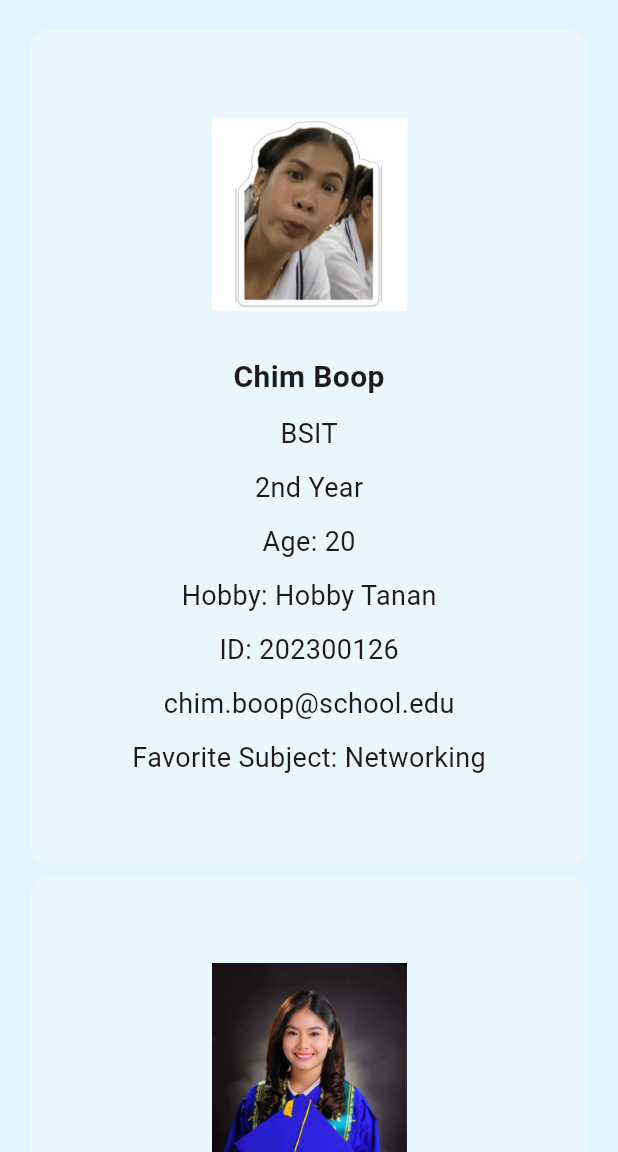
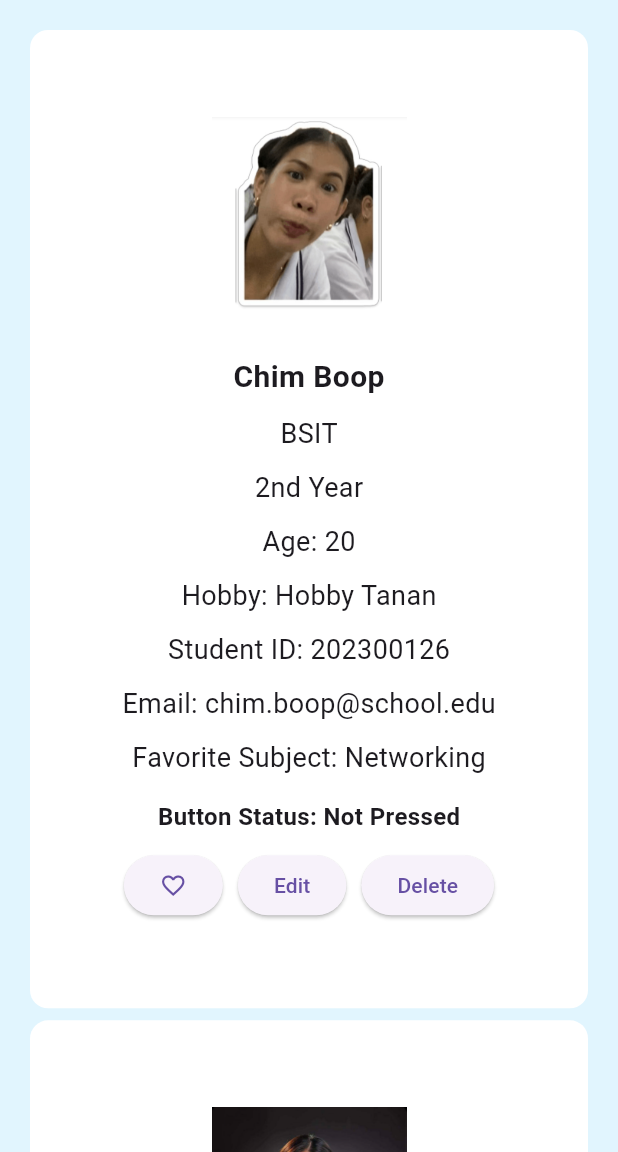
Before and after one commit to MjSyllanto/IT314AB_SYLLANTO, a Flutter app: the screen it shows after launch, on a phone screen of 412 x 824 dp, the part 84-1236 px from its top. Run offline on Flutter 3.47's test engine with Material 3 defaults, Android fonts, the phone set to English and light mode, and no system bars.

Commit message:
feat: System Interactive

```diff
--- a/my_first_flutter_project_emji/lib/main.dart
+++ b/my_first_flutter_project_emji/lib/main.dart
@@ -27,8 +27,10 @@ class Student {
   final String studentId;
   final String email;
   final String favoriteSubject;
+  bool isPressed = false;
+  bool isFavorite = false;
 
-  const Student({
+  Student({
     required this.image,
     required this.name,
     required this.course,
@@ -41,7 +43,7 @@ class Student {
   });
 }
 
-const List<Student> students = [
+List<Student> students = [
   Student(
     image: 'assets/dog.webp',
     name: 'Mary Jocelyn Syllanto',
@@ -110,11 +112,25 @@ const List<Student> students = [
   ),
 ];
 
-final List<Student> sortedStudents = List<Student>.from(students)
+List<Student> sortedStudents = List<Student>.from(students)
   ..sort((a, b) => a.name.compareTo(b.name));
 
-class StudentListPage extends StatelessWidget {
+class StudentListPage extends StatefulWidget {
   const StudentListPage({super.key});
+
+  @override
+  State<StudentListPage> createState() => _StudentListPageState();
+}
+
+class _StudentListPageState extends State<StudentListPage> {
+  void showMessage(String message) {
+    ScaffoldMessenger.of(context).showSnackBar(
+      SnackBar(
+        content: Text(message),
+        duration: const Duration(seconds: 10),
+      ),
+    );
+  }
 
   @override
   Widget build(BuildContext context) {
@@ -127,7 +143,6 @@ class StudentListPage extends StatelessWidget {
           style: TextStyle(color: Colors.white),
         ),
       ),
-
       body: sortedStudents.isEmpty
           ? const Center(
               child: Text(
@@ -145,8 +160,15 @@ class StudentListPage extends StatelessWidget {
               itemBuilder: (context, index) {
                 final student = sortedStudents[index];
 
-                return Card(
-                  color: Colors.white.withOpacity(0.3),
+                return GestureDetector(
+                  onTap: () {
+                    showMessage('Student Card tapped: ${student.name}');
+                    debugPrint('Student Card tapped: ${student.name}');
+                  },
+                  child: Card(
+                    color: student.isFavorite
+                        ? Colors.red[100]
+                        : Colors.white,
                     elevation: 0,
                     child: Padding(
                       padding: const EdgeInsets.all(8),
@@ -165,41 +187,166 @@ class StudentListPage extends StatelessWidget {
                               fontSize: 20,
                               fontWeight: FontWeight.bold,
                             ),
-                        ), // Text
+                          ),
 
                           const SizedBox(height: 10),
 
-                        Text(student.course, style: const TextStyle(fontSize: 18)),
+                          Text(
+                            student.course,
+                            style: const TextStyle(fontSize: 18),
+                          ),
 
                           const SizedBox(height: 10),
 
-                        Text(student.yearLevel, style: const TextStyle(fontSize: 18)),
+                          Text(
+                            student.yearLevel,
+                            style: const TextStyle(fontSize: 18),
+                          ),
 
                           const SizedBox(height: 10),
 
-                        Text('Age: ${student.age}', style: const TextStyle(fontSize: 18)),
+                          Text(
+                            'Age: ${student.age}',
+                            style: const TextStyle(fontSize: 18),
+                          ),
 
                           const SizedBox(height: 10),
 
-                        Text('Hobby: ${student.hobby}', style: const TextStyle(fontSize: 18)),
+                          Text(
+                            'Hobby: ${student.hobby}',
+                            style: const TextStyle(fontSize: 18),
+                          ),
 
                           const SizedBox(height: 10),
 
-                        Text('ID: ${student.studentId}', style: const TextStyle(fontSize: 18)),
+                          Text(
+                            'Student ID: ${student.studentId}',
+                            style: const TextStyle(fontSize: 18),
+                          ),
 
                           const SizedBox(height: 10),
 
-                        Text(student.email, style: const TextStyle(fontSize: 18)),
+                          Text(
+                            'Email: ${student.email}',
+                            style: const TextStyle(fontSize: 18),
+                          ),
 
                           const SizedBox(height: 10),
 
-                        Text('Favorite Subject: ${student.favoriteSubject}', style: const TextStyle(fontSize: 18)),
+                          Text(
+                            'Favorite Subject: ${student.favoriteSubject}',
+                            style: const TextStyle(fontSize: 18),
+                          ),
+
+                          const SizedBox(height: 15),
+
+                          Text(
+                            student.isPressed
+                                ? 'Button Status: Button Pressed'
+                                : 'Button Status: Not Pressed',
+                            style: const TextStyle(
+                              fontSize: 16,
+                              fontWeight: FontWeight.bold,
+                            ),
+                          ),
+
+                          const SizedBox(height: 10),
+
+                          Row(
+                            mainAxisAlignment: MainAxisAlignment.center,
+                            children: [
+                              ElevatedButton(
+                                onPressed: () {
+                                  setState(() {
+                                    student.isFavorite = !student.isFavorite;
+                                    student.isPressed = true;
+                                  });
+
+                                  showMessage(
+                                    'Favorite button pressed for ${student.name}',
+                                  );
+
+                                  debugPrint(
+                                    'Favorite button pressed for '
+                                    '${student.name}',
+                                  );
+                                },
+                                child: Icon(
+                                  student.isFavorite
+                                      ? Icons.favorite
+                                      : Icons.favorite_border,
+                                ),
+                              ),
+
+                              const SizedBox(width: 10),
+
+                              ElevatedButton(
+                                onPressed: () {
+                                  setState(() {
+                                    student.isPressed = true;
+                                  });
+
+                                  showMessage(
+                                    'Edit button pressed for ${student.name}',
+                                  );
+
+                                  debugPrint(
+                                    'Edit button pressed for '
+                                    '${student.name}',
+                                  );
+
+                                  showDialog(
+                                    context: context,
+                                    builder: (context) {
+                                      return AlertDialog(
+                                        title: Text(
+                                          'Edit Student ${student.name}',
+                                        ),
+                                        content: const Text(
+                                          'Want to edit something?',
+                                        ),
+                                        actions: [
+                                          TextButton(
+                                            onPressed: () {
+                                              Navigator.pop(context);
+                                            },
+                                            child: const Text('Close'),
+                                          ),
+                                        ],
+                                      );
+                                    },
+                                  );
+                                },
+                                child: const Text('Edit'),
+                              ),
+
+                              const SizedBox(width: 10),
+
+                              ElevatedButton(
+                                onPressed: () {
+                                  showMessage(
+                                    'Deleted student: ${student.name}',
+                                  );
+
+                                  debugPrint(
+                                    'Deleted student: ${student.name}',
+                                  );
+
+                                  setState(() {
+                                    sortedStudents.removeAt(index);
+                                  });
+                                },
+                                child: const Text('Delete'),
+                              ),
+                            ],
+                          ),
 
                           const SizedBox(height: 50),
                         ],
-                    ), // Column
-                  ), // Padding
-                ); // Card
+                      ),
+                    ),
+                  ),
+                );
               },
             ),
     );
```
Lines whose indentation alone changed are shown as unchanged.
